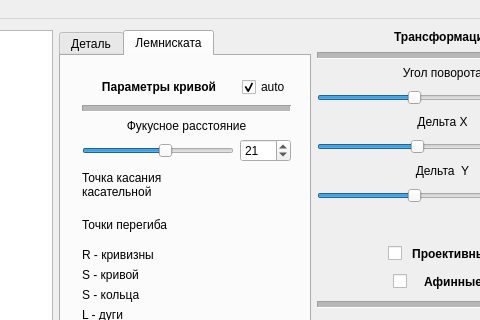
Qt form MainWindow/mainwindow.ui (Childcity/QtGraphicsExample) before a commit; both pictures show x 671 to 1151 and y 0 to 320 of the 1250 by 740 pixel window.
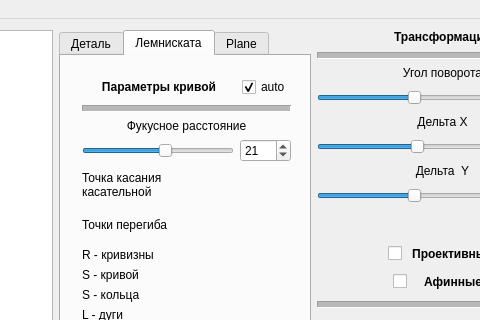
The same form after that commit. The open tabs and pages were chosen to show the change. Icons and pictures are not drawn. Custom widgets are drawn as their Qt base class.

Diff of the .ui file:
```diff
--- a/MainWindow/mainwindow.ui
+++ b/MainWindow/mainwindow.ui
@@ -781,6 +781,11 @@
           </layout>
          </widget>
         </widget>
+        <widget class="QWidget" name="tab_3">
+         <attribute name="title">
+          <string>Plane</string>
+         </attribute>
+        </widget>
        </widget>
       </item>
       <item>
```
Left out of the diff: 2 changed lines with no effect on the pictures.
